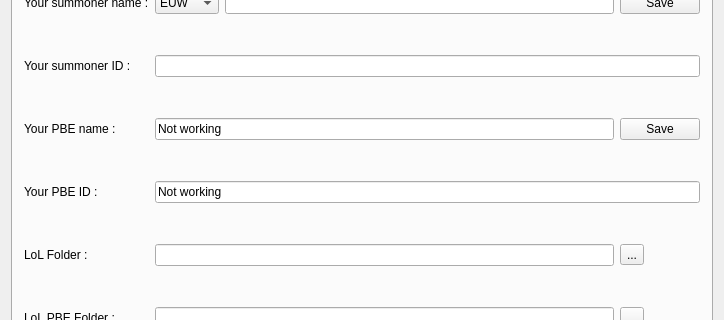
First picture: the form in src/mainwindow.ui, repository Aztorius/legendsreplay, before the edit; both pictures show x 0 to 724 and y 110 to 430 of the 724 by 584 pixel window.
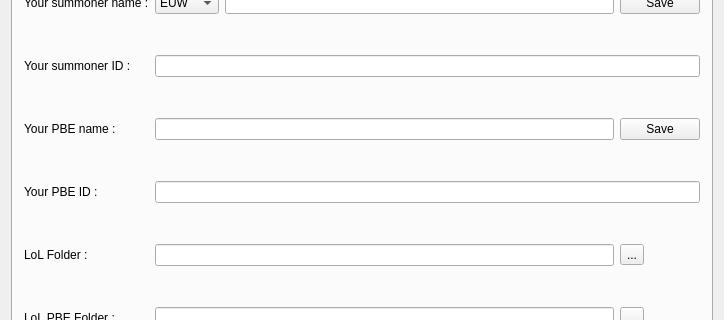
Second picture: the form after the edit. The open tabs and pages were chosen to show the change. Icons and pictures are not drawn.

Commit message: Fixed: recorded games right clic menu doesn't work Added: icon in right clic menu

```diff
--- a/src/mainwindow.ui
+++ b/src/mainwindow.ui
@@ -1098,10 +1098,10 @@
         <item row="2" column="1" colspan="2">
          <widget class="QLineEdit" name="lineEdit_pbename">
           <property name="text">
-           <string>Not working</string>
+           <string/>
           </property>
           <property name="readOnly">
-           <bool>true</bool>
+           <bool>false</bool>
           </property>
          </widget>
         </item>
@@ -1115,7 +1115,7 @@
         <item row="3" column="1" colspan="3">
          <widget class="QLineEdit" name="lineEdit_pbeid">
           <property name="text">
-           <string>Not working</string>
+           <string/>
           </property>
           <property name="readOnly">
            <bool>true</bool>
```
Left out of the diff: 2 changed lines with no effect on the pictures. The commit also changes 1 other file.
